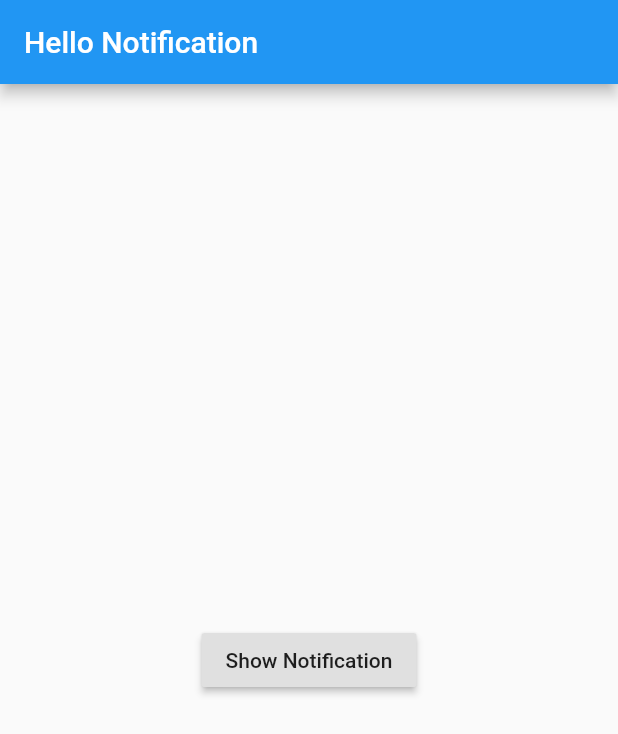
After one commit to aungkoman/flutter-tdl, a Flutter app: the screen it shows after launch, after a tap on "Show Notification", on a phone screen of 412 x 824 dp. The commit adds this screen. Shown: the top 734 px of the screen. Run offline on Flutter 3.47's test engine with Material 2 defaults, Android fonts, the light colour scheme and no system bars; our stand-ins replace flutter_local_notifications, rxdart, socket_io_client; network calls fail.

Commit message:
notification ok

```diff
--- a/lib/datastructure/customDrawer.dart
+++ b/lib/datastructure/customDrawer.dart
@@ -23,7 +23,8 @@ class customDrawer extends StatelessWidget {
             onTap: (){
               print("list tile title onTap");
               Navigator.pop(context);
-              // Navigator.pushNamed(context, MainApp.routeName,);
+              Navigator.pushNamed(context, MainApp.routeName);
+              /*
               Navigator.push(context, PageRouteBuilder(
                   opaque: false,
                   pageBuilder: (context, _, __) {
@@ -33,6 +34,8 @@ class customDrawer extends StatelessWidget {
                     return child;
                   }
               ));
+
+               */
             },
           ),
           ListTile(
--- a/lib/main.dart
+++ b/lib/main.dart
@@ -1,7 +1,12 @@
 import 'package:flutter/material.dart';
+import 'package:flutter/services.dart';
+import 'package:flutter_local_notifications/flutter_local_notifications.dart';
 import 'package:todolist/datastructure/customDrawer.dart';
 import 'package:todolist/datastructure/listTile.dart';
 import 'package:todolist/package/helloworld.dart';
+import 'package:todolist/routing/FirstRoute.dart';
+import 'package:todolist/routing/SecondRoute.dart';
+import 'package:todolist/ui/MainNotification.dart';
 import 'package:todolist/ui/mainpage.dart';
 import 'package:todolist/ui/mmcafe.dart';
 import 'package:todolist/ui/tasklist.dart';
@@ -10,55 +15,121 @@ import 'MainApp.dart';
 import 'datastructure/gridview.dart';
 import 'package/helloworld.dart';
 import 'ui/socketIo.dart';
-void main() => runApp(MyApp());
 
-// #docregion MyApp
-class MyApp extends StatelessWidget {
-  @override
-  Widget build(BuildContext context) {
-    return MaterialApp(
-      title: 'Flutter layout demo',
-      initialRoute: '/',
-      /* this is routing table */
-      routes: {
-        // '/' : (context) => MainApp(),
-        MainApp.routeName : (context) => MainApp(),
-        // '/chat' : (context) => ChatApp(),
-        ChatApp.routeName : (context) => ChatApp(),
-      },
-    );
-  }
+import 'package:rxdart/subjects.dart';
 
-  /*
-  Drawer(
-          child: ListView(
-            padding: EdgeInsets.all(8),
-            children: <Widget>[
-              DrawerHeader(
-                child: Text('Drawer Header'),
-                decoration: BoxDecoration(
-                    color: Colors.blueAccent
-                ),
-              ),
-              ListTile(
-                leading: Icon(Icons.people,color: Colors.green,),
-                title: Text('List Tile Title'),
-                onTap: (){
-                  print("list tile title onTap");
-                  Navigator.pop(context);
-                },
-              ),
-              ListTile(
-                leading: Icon(Icons.headset, color: Colors.redAccent),
-                title: Text('List Title 2'),
-                trailing: Icon(Icons.send, color: Colors.lightBlueAccent),
-                onTap: (){
-                  print("list tile 2 onTap");
-                  Navigator.pop(context);
-                },
-              )
-            ],
-          ),
+
+final FlutterLocalNotificationsPlugin flutterLocalNotificationsPlugin =
+FlutterLocalNotificationsPlugin();
+
+/// Streams are created so that app can respond to notification-related events
+/// since the plugin is initialised in the `main` function
+final BehaviorSubject<ReceivedNotification> didReceiveLocalNotificationSubject =
+BehaviorSubject<ReceivedNotification>();
+
+final BehaviorSubject<String> selectNotificationSubject =
+BehaviorSubject<String>();
+
+const MethodChannel platform =
+MethodChannel('dexterx.dev/flutter_local_notifications_example');
+
+class ReceivedNotification {
+  ReceivedNotification({
+    @required this.id,
+    @required this.title,
+    @required this.body,
+    @required this.payload,
+  });
+
+  final int id;
+  final String title;
+  final String body;
+  final String payload;
+}
+
+
+
+Future<void> main() async {
+  //WidgetsFlutterBinding.ensureInitialized();
+
+// needed if you intend to initialize in the `main` function
+  WidgetsFlutterBinding.ensureInitialized();
+
+  await _configureLocalTimeZone();
+
+  final NotificationAppLaunchDetails notificationAppLaunchDetails =
+  await flutterLocalNotificationsPlugin.getNotificationAppLaunchDetails();
+
+  const AndroidInitializationSettings initializationSettingsAndroid =
+  AndroidInitializationSettings('app_icon');
+
+  /// Note: permissions aren't requested here just to demonstrate that can be
+  /// done later
+  final IOSInitializationSettings initializationSettingsIOS =
+  IOSInitializationSettings(
+      requestAlertPermission: false,
+      requestBadgePermission: false,
+      requestSoundPermission: false,
+      onDidReceiveLocalNotification:
+          (int id, String title, String body, String payload) async {
+        didReceiveLocalNotificationSubject.add(ReceivedNotification(
+            id: id, title: title, body: body, payload: payload));
+      });
+  const MacOSInitializationSettings initializationSettingsMacOS =
+  MacOSInitializationSettings(
+      requestAlertPermission: false,
+      requestBadgePermission: false,
+      requestSoundPermission: false);
+  final InitializationSettings initializationSettings = InitializationSettings(
+      android: initializationSettingsAndroid,
+      iOS: initializationSettingsIOS,
+      macOS: initializationSettingsMacOS);
+  await flutterLocalNotificationsPlugin.initialize(initializationSettings,
+      onSelectNotification: (String payload) async {
+        if (payload != null) {
+          debugPrint('notification payload: $payload');
+        }
+        selectNotificationSubject.add(payload);
+      });
+
+  runApp(
+      MaterialApp(
+        home: MainNotification(
+          notificationAppLaunchDetails,
         ),
-   */
+      ) // To fix contex issue :D
+  ); // runApp
+
 }
+
+
+
+Future<void> _configureLocalTimeZone() async {
+  //tz.initializeTimeZones();
+  //final String timeZoneName = await platform.invokeMethod('getTimeZoneName');
+  //tz.setLocalLocation(tz.getLocation(timeZoneName));
+}
+
+//
+// // #docregion MyApp
+// class MyApp extends StatelessWidget {
+//
+//
+//   @override
+//   Widget build(BuildContext context) {
+//     return MaterialApp(
+//       title: 'Flutter layout demo',
+//       initialRoute: '/',
+//       /* this is routing table */
+//       routes: {
+//         // '/' : (context) => MainApp(),
+//         '/' : (context) => FirstRoute(),
+//         SecondRoute.routeName : (context) => SecondRoute(),
+//         // MainApp.routeName : (context) => MainApp(),
+//         // '/chat' : (context) => ChatApp(),
+//         ChatApp.routeName : (context) => ChatApp(),
+//       },
+//     );
+//   }
+//
+// }
--- /dev/null
+++ b/lib/ui/MainNotification.dart
@@ -0,0 +1,155 @@
+import 'package:flutter/cupertino.dart';
+import 'package:flutter/material.dart';
+import 'package:flutter_local_notifications/flutter_local_notifications.dart';
+import 'package:todolist/main.dart';
+import 'package:todolist/ui/NotificationReceiverRoute.dart';
+
+class MainNotification extends StatefulWidget {
+
+  final NotificationAppLaunchDetails notificationAppLaunchDetails;
+  bool get didNotificationLaunchApp =>
+      notificationAppLaunchDetails?.didNotificationLaunchApp ?? false;
+
+  const MainNotification(
+      this.notificationAppLaunchDetails, {
+        Key key,
+      }) : super(key: key);
+
+  @override
+  _MainNotificationState createState() => _MainNotificationState();
+}
+
+class _MainNotificationState extends State<MainNotification> {
+
+  @override
+  void initState() {
+    super.initState();
+    _requestPermissions();
+    _configureDidReceiveLocalNotificationSubject();
+    _configureSelectNotificationSubject();
+  }
+
+  void _requestPermissions() {
+    flutterLocalNotificationsPlugin
+        .resolvePlatformSpecificImplementation<
+        IOSFlutterLocalNotificationsPlugin>()
+        ?.requestPermissions(
+      alert: true,
+      badge: true,
+      sound: true,
+    );
+    flutterLocalNotificationsPlugin
+        .resolvePlatformSpecificImplementation<
+        MacOSFlutterLocalNotificationsPlugin>()
+        ?.requestPermissions(
+      alert: true,
+      badge: true,
+      sound: true,
+    );
+  }
+
+  void _configureDidReceiveLocalNotificationSubject() {
+    didReceiveLocalNotificationSubject.stream
+        .listen((ReceivedNotification receivedNotification) async {
+      await showDialog(
+        context: context,
+        builder: (BuildContext context) => CupertinoAlertDialog(
+          title: receivedNotification.title != null
+              ? Text(receivedNotification.title)
+              : null,
+          content: receivedNotification.body != null
+              ? Text(receivedNotification.body)
+              : null,
+          actions: <Widget>[
+            CupertinoDialogAction(
+              isDefaultAction: true,
+              onPressed: () async {
+                Navigator.of(context, rootNavigator: true).pop();
+                await Navigator.push(
+                  context,
+                  MaterialPageRoute<void>(
+                    builder: (BuildContext context) =>
+                        NotificationReceiverRoute(receivedNotification.payload),
+                  ),
+                );
+              },
+              child: const Text('Ok'),
+            )
+          ],
+        ),
+      );
+    });
+  }
+
+  void _configureSelectNotificationSubject() {
+    selectNotificationSubject.stream.listen((String payload) async {
+      print("selectNotificationSubject "+payload);
+      print("call NotificationReceiverRoute");
+      await Navigator.push(
+        context,
+        MaterialPageRoute<void>(
+            builder: (BuildContext context) => NotificationReceiverRoute(payload)),
+      );
+    });
+  }
+
+  @override
+  void dispose() {
+    didReceiveLocalNotificationSubject.close();
+    selectNotificationSubject.close();
+    super.dispose();
+  }
+
+  @override
+  Widget build(BuildContext context) {
+    return MaterialApp(
+      home: Scaffold(
+        appBar: AppBar(
+            title : Text("Hello Notification")
+        ),
+        body: Center(
+          child: RaisedButton(
+            child: Text("Show Notification"),
+            onPressed:(){
+              print("start _ShowNotificaiton");
+              _ShowNotification();
+              print("end notificaiton?");
+            },
+          ),
+        ),
+
+      ),
+    );
+  }
+
+  Future<void> _ShowNotification() async{
+    print("_ShowNotificaiton");
+    const AndroidNotificationDetails androidPlatformChannelSpecifics =
+    AndroidNotificationDetails(
+        'your channel id', 'your channel name', 'your channel description',
+        importance: Importance.max,
+        priority: Priority.high,
+        ticker: 'ticker');
+    const NotificationDetails platformChannelSpecifics =
+    NotificationDetails(android: androidPlatformChannelSpecifics);
+    await flutterLocalNotificationsPlugin.show(
+        0, 'plain title', 'plain body', platformChannelSpecifics,
+        payload: 'item x');
+  }
+
+
+  Future<void> _showNotification() async {
+    const AndroidNotificationDetails androidPlatformChannelSpecifics =
+    AndroidNotificationDetails(
+        'your channel id', 'your channel name', 'your channel description',
+        importance: Importance.max,
+        priority: Priority.high,
+        ticker: 'ticker');
+    const NotificationDetails platformChannelSpecifics =
+    NotificationDetails(android: androidPlatformChannelSpecifics);
+    await flutterLocalNotificationsPlugin.show(
+        0, 'plain title', 'plain body', platformChannelSpecifics,
+        payload: 'item x');
+  }
+
+}
--- a/pubspec.yaml
+++ b/pubspec.yaml
@@ -28,6 +28,8 @@ dependencies:
   # Use with the CupertinoIcons class for iOS style icons.
   cupertino_icons: ^1.0.0
   socket_io_client: ^0.9.11
+  flutter_local_notifications: ^3.0.1+2
+  rxdart: ^0.24.0
 
 dev_dependencies:
   flutter_test:
```
Also changed, not shown: lib/routing/FirstRoute.dart (added, +18 -0 lines), lib/routing/SecondRoute.dart (added, +40 -0 lines), lib/routing/SelectForResult.dart (added, +52 -0 lines), lib/ui/NotificationReceiverRoute.dart (added, +39 -0 lines), pubspec.lock, 7 other files.
